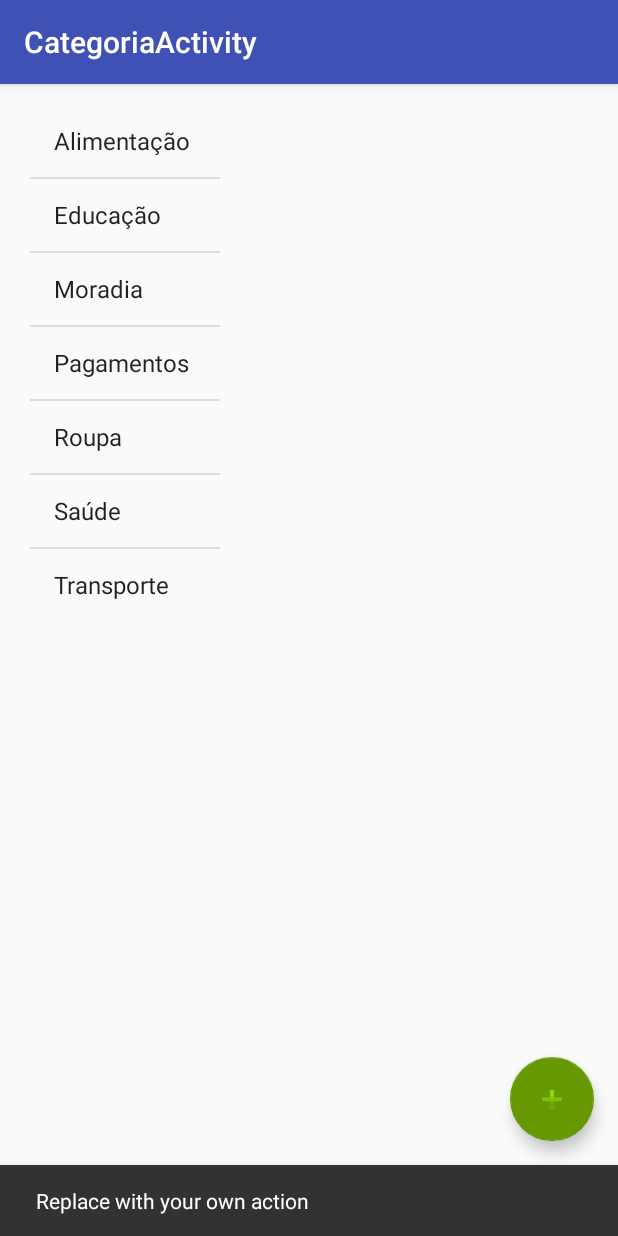
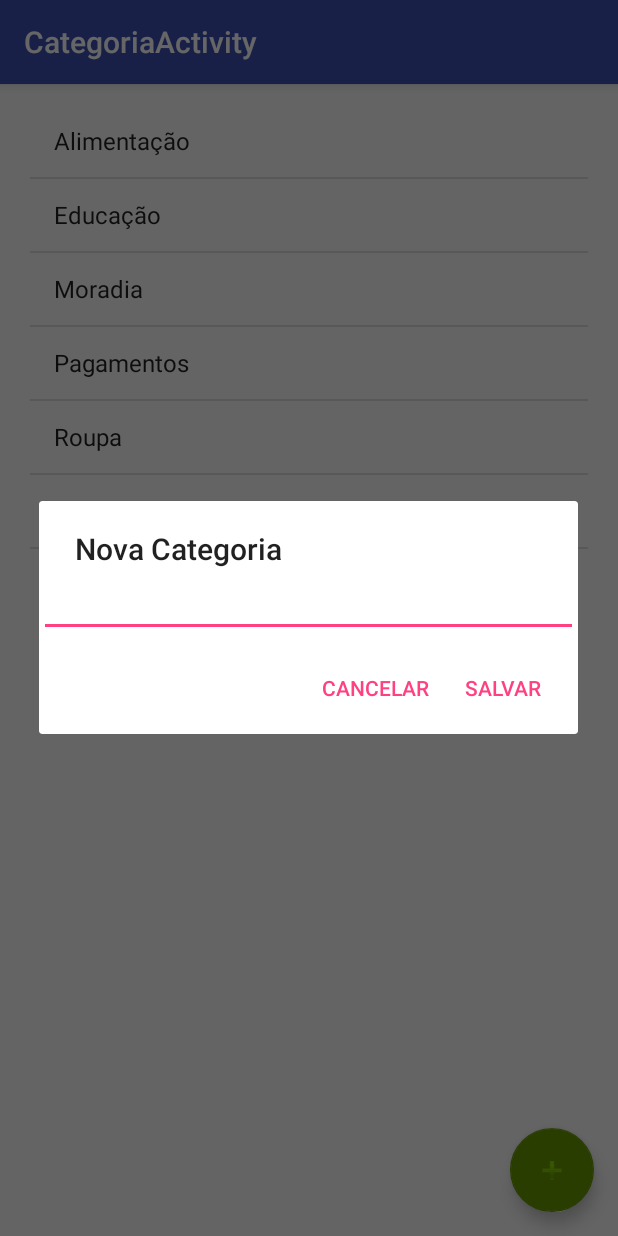
Before and after one commit to adryssonlima/MyMoney, an Android app: the CategoriaActivity screen opened directly, with no data from a screen before it, after a tap on an icon or button, on a phone screen of 412 x 824 dp. Run offline under Robolectric (Android 15) with nearby library versions, the phone set to English and light mode, and no system bars.

Commit message:
Lista de categorias

```diff
--- a/app/src/main/java/com/example/adrysson/mymoney/CategoriaActivity.java
+++ b/app/src/main/java/com/example/adrysson/mymoney/CategoriaActivity.java
@@ -1,13 +1,20 @@
 package com.example.adrysson.mymoney;
 
+import android.content.DialogInterface;
 import android.os.Bundle;
 import android.support.design.widget.FloatingActionButton;
 import android.support.design.widget.Snackbar;
+import android.support.v7.app.AlertDialog;
 import android.support.v7.app.AppCompatActivity;
 import android.support.v7.widget.Toolbar;
+import android.text.InputType;
 import android.view.View;
+import android.widget.AdapterView;
+import android.widget.EditText;
 
 public class CategoriaActivity extends AppCompatActivity {
+//    implements OnItemClickListener
+//    String lista[] = {"Cheese", "Pepperoni", "Black Olives"};
 
     @Override
     protected void onCreate(Bundle savedInstanceState) {
@@ -20,8 +27,34 @@ public class CategoriaActivity extends AppCompatActivity {
         fab.setOnClickListener(new View.OnClickListener() {
             @Override
             public void onClick(View view) {
-                Snackbar.make(view, "Replace with your own action", Snackbar.LENGTH_LONG)
-                        .setAction("Action", null).show();
+
+                AlertDialog.Builder builder = new AlertDialog.Builder(CategoriaActivity.this);
+                builder.setTitle("Nova Categoria");
+
+// Set up the input
+                final EditText input = new EditText(CategoriaActivity.this);
+// Specify the type of input expected; this, for example, sets the input as a password, and will mask the text
+                input.setInputType(InputType.TYPE_CLASS_TEXT);
+                builder.setView(input);
+
+// Set up the buttons
+                builder.setPositiveButton("Salvar", new DialogInterface.OnClickListener() {
+                    @Override
+                    public void onClick(DialogInterface dialog, int which) {
+                        String m_Text = input.getText().toString();
+                    }
+                });
+                builder.setNegativeButton("Cancelar", new DialogInterface.OnClickListener() {
+                    @Override
+                    public void onClick(DialogInterface dialog, int which) {
+                        dialog.cancel();
+                    }
+                });
+
+                builder.show();
+
+//                Snackbar.make(view, "Replace with your own action", Snackbar.LENGTH_LONG)
+//                        .setAction("Action", null).show();
             }
         });
     }
--- a/app/src/main/res/layout/activity_categoria.xml
+++ b/app/src/main/res/layout/activity_categoria.xml
@@ -42,8 +42,9 @@
                 android:layout_marginTop="50dp">
 
                 <ListView
-                    android:layout_width="match_parent"
-                    android:layout_height="match_parent"
+                    android:layout_width="wrap_content"
+                    android:layout_height="wrap_content"
+                    android:layout_weight="1"
                     android:entries="@array/array_categorias" />
             </TableRow>
 
```
